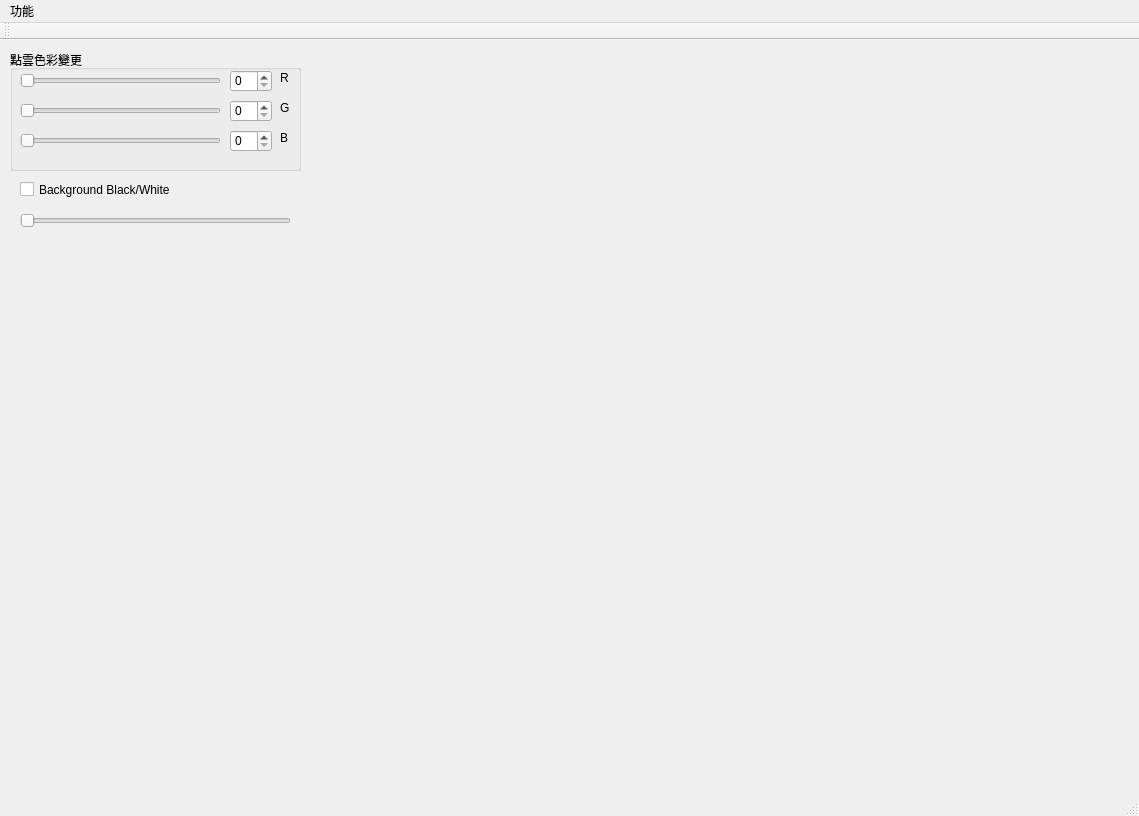
Qt form QtWidgetsApplication1/qtwidgetsapplication1.ui (STUST0318/Point-Cloud) before a commit.
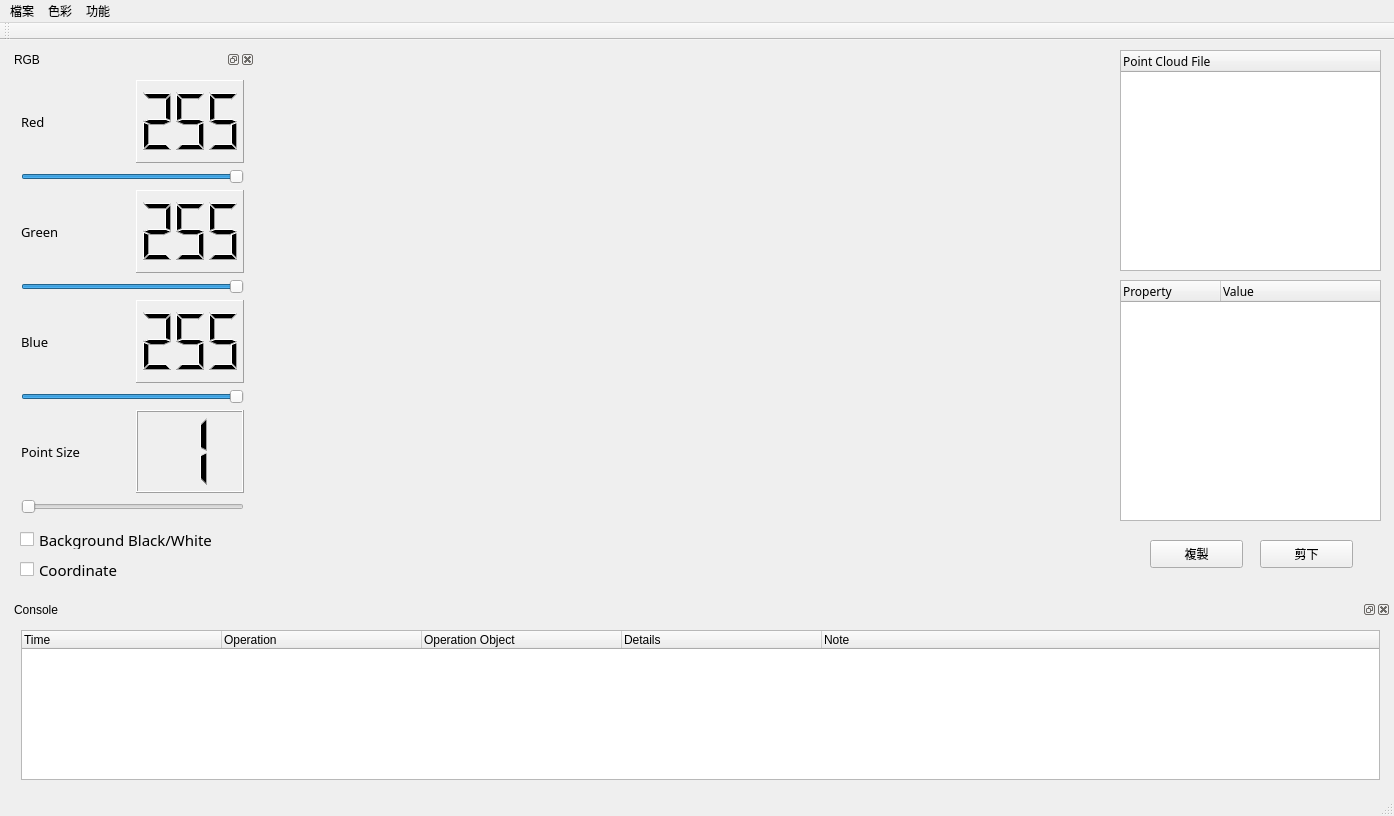
The same form after that commit. Custom widgets are drawn as their Qt base class.

Commit message: 新增檔案相關功能

The edit to the form file:
```diff
--- a/QtWidgetsApplication1/qtwidgetsapplication1.ui
+++ b/QtWidgetsApplication1/qtwidgetsapplication1.ui
@@ -6,7 +6,7 @@
    <rect>
     <x>0</x>
     <y>0</y>
-    <width>1139</width>
+    <width>1394</width>
     <height>816</height>
    </rect>
   </property>
@@ -17,164 +17,28 @@
    <widget class="QVTKWidget" name="qvtkWidget">
     <property name="geometry">
      <rect>
-      <x>310</x>
+      <x>260</x>
       <y>10</y>
-      <width>821</width>
+      <width>851</width>
       <height>541</height>
      </rect>
     </property>
    </widget>
-   <widget class="QGroupBox" name="groupBox">
-    <property name="geometry">
-     <rect>
-      <x>10</x>
-      <y>10</y>
-      <width>291</width>
-      <height>121</height>
-     </rect>
-    </property>
-    <property name="title">
-     <string>點雲色彩變更</string>
-    </property>
-    <widget class="QSlider" name="ColorSliderR">
-     <property name="geometry">
-      <rect>
-       <x>10</x>
-       <y>20</y>
-       <width>201</width>
-       <height>22</height>
-      </rect>
-     </property>
-     <property name="styleSheet">
-      <string notr="true"/>
-     </property>
-     <property name="maximum">
-      <number>255</number>
-     </property>
-     <property name="orientation">
-      <enum>Qt::Horizontal</enum>
-     </property>
-    </widget>
-    <widget class="QSpinBox" name="ColorspinBoxR">
-     <property name="geometry">
-      <rect>
-       <x>220</x>
-       <y>20</y>
-       <width>42</width>
-       <height>22</height>
-      </rect>
-     </property>
-     <property name="maximum">
-      <number>255</number>
-     </property>
-    </widget>
-    <widget class="QSlider" name="ColorSliderG">
-     <property name="geometry">
-      <rect>
-       <x>10</x>
-       <y>50</y>
-       <width>201</width>
-       <height>22</height>
-      </rect>
-     </property>
-     <property name="maximum">
-      <number>255</number>
-     </property>
-     <property name="orientation">
-      <enum>Qt::Horizontal</enum>
-     </property>
-    </widget>
-    <widget class="QSpinBox" name="ColorspinBoxG">
-     <property name="geometry">
-      <rect>
-       <x>220</x>
-       <y>50</y>
-       <width>42</width>
-       <height>22</height>
-      </rect>
-     </property>
-     <property name="maximum">
-      <number>255</number>
-     </property>
-    </widget>
-    <widget class="QSlider" name="ColorSliderB">
-     <property name="geometry">
-      <rect>
-       <x>10</x>
-       <y>80</y>
-       <width>201</width>
-       <height>22</height>
-      </rect>
-     </property>
-     <property name="maximum">
-      <number>255</number>
-     </property>
-     <property name="orientation">
-      <enum>Qt::Horizontal</enum>
-     </property>
-    </widget>
-    <widget class="QSpinBox" name="ColorspinBoxB">
-     <property name="geometry">
-      <rect>
-       <x>220</x>
-       <y>80</y>
-       <width>42</width>
-       <height>22</height>
-      </rect>
-     </property>
-     <property name="maximum">
-      <number>255</number>
-     </property>
-    </widget>
-    <widget class="QLabel" name="label">
-     <property name="geometry">
-      <rect>
-       <x>270</x>
-       <y>20</y>
-       <width>16</width>
-       <height>16</height>
-      </rect>
-     </property>
-     <property name="text">
-      <string>R</string>
-     </property>
-    </widget>
-    <widget class="QLabel" name="label_2">
-     <property name="geometry">
-      <rect>
-       <x>270</x>
-       <y>50</y>
-       <width>16</width>
-       <height>16</height>
-      </rect>
-     </property>
-     <property name="text">
-      <string>G</string>
-     </property>
-    </widget>
-    <widget class="QLabel" name="label_3">
-     <property name="geometry">
-      <rect>
-       <x>270</x>
-       <y>80</y>
-       <width>16</width>
-       <height>16</height>
-      </rect>
-     </property>
-     <property name="text">
-      <string>B</string>
-     </property>
-    </widget>
-   </widget>
    <widget class="QCheckBox" name="BackgroundChangeColor">
     <property name="geometry">
      <rect>
       <x>20</x>
-      <y>140</y>
-      <width>171</width>
+      <y>490</y>
+      <width>241</width>
       <height>19</height>
      </rect>
     </property>
+    <property name="font">
+     <font>
+      <family>微軟正黑體</family>
+      <pointsize>11</pointsize>
+     </font>
+    </property>
     <property name="text">
      <string>Background Black/White</string>
     </property>
@@ -182,43 +46,593 @@
      <bool>false</bool>
     </property>
    </widget>
-   <widget class="QSlider" name="SizeSlider">
+   <widget class="QDockWidget" name="RGBDock">
+    <property name="geometry">
+     <rect>
+      <x>10</x>
+      <y>10</y>
+      <width>245</width>
+      <height>475</height>
+     </rect>
+    </property>
+    <property name="minimumSize">
+     <size>
+      <width>245</width>
+      <height>400</height>
+     </size>
+    </property>
+    <property name="maximumSize">
+     <size>
+      <width>300</width>
+      <height>524287</height>
+     </size>
+    </property>
+    <property name="windowTitle">
+     <string>RGB</string>
+    </property>
+    <widget class="QWidget" name="dockWidgetContents_4">
+     <layout class="QVBoxLayout" name="verticalLayout_2">
+      <item>
+       <layout class="QVBoxLayout" name="verticalLayout">
+        <item>
+         <layout class="QHBoxLayout" name="horizontalLayout">
+          <item>
+           <widget class="QLabel" name="label_1">
+            <property name="sizePolicy">
+             <sizepolicy hsizetype="Expanding" vsizetype="Preferred">
+              <horstretch>0</horstretch>
+              <verstretch>0</verstretch>
+             </sizepolicy>
+            </property>
+            <property name="font">
+             <font>
+              <family>微软雅黑</family>
+              <pointsize>10</pointsize>
+             </font>
+            </property>
+            <property name="text">
+             <string>Red</string>
+            </property>
+           </widget>
+          </item>
+          <item>
+           <widget class="QLCDNumber" name="rLCD">
+            <property name="sizePolicy">
+             <sizepolicy hsizetype="Expanding" vsizetype="Minimum">
+              <horstretch>0</horstretch>
+              <verstretch>0</verstretch>
+             </sizepolicy>
+            </property>
+            <property name="autoFillBackground">
+             <bool>false</bool>
+            </property>
+            <property name="inputMethodHints">
+             <set>Qt::ImhNone</set>
+            </property>
+            <property name="frameShape">
+             <enum>QFrame::Panel</enum>
+            </property>
+            <property name="frameShadow">
+             <enum>QFrame::Raised</enum>
+            </property>
+            <property name="lineWidth">
+             <number>1</number>
+            </property>
+            <property name="smallDecimalPoint">
+             <bool>false</bool>
+            </property>
+            <property name="digitCount">
+             <number>3</number>
+            </property>
+            <property name="mode">
+             <enum>QLCDNumber::Dec</enum>
+            </property>
+            <property name="value" stdset="0">
+             <double>255.000000000000000</double>
+            </property>
+            <property name="intValue" stdset="0">
+             <number>255</number>
+            </property>
+           </widget>
+          </item>
+         </layout>
+        </item>
+        <item>
+         <widget class="QSlider" name="rSlider">
+          <property name="sizePolicy">
+           <sizepolicy hsizetype="Expanding" vsizetype="Fixed">
+            <horstretch>0</horstretch>
+            <verstretch>0</verstretch>
+           </sizepolicy>
+          </property>
+          <property name="minimumSize">
+           <size>
+            <width>132</width>
+            <height>0</height>
+           </size>
+          </property>
+          <property name="maximum">
+           <number>255</number>
+          </property>
+          <property name="sliderPosition">
+           <number>255</number>
+          </property>
+          <property name="orientation">
+           <enum>Qt::Horizontal</enum>
+          </property>
+         </widget>
+        </item>
+        <item>
+         <layout class="QHBoxLayout" name="horizontalLayout_2">
+          <item>
+           <widget class="QLabel" name="label_4">
+            <property name="sizePolicy">
+             <sizepolicy hsizetype="Expanding" vsizetype="Preferred">
+              <horstretch>0</horstretch>
+              <verstretch>0</verstretch>
+             </sizepolicy>
+            </property>
+            <property name="font">
+             <font>
+              <family>微软雅黑</family>
+              <pointsize>10</pointsize>
+             </font>
+            </property>
+            <property name="text">
+             <string>Green</string>
+            </property>
+           </widget>
+          </item>
+          <item>
+           <widget class="QLCDNumber" name="gLCD">
+            <property name="sizePolicy">
+             <sizepolicy hsizetype="Expanding" vsizetype="Minimum">
+              <horstretch>0</horstretch>
+              <verstretch>0</verstretch>
+             </sizepolicy>
+            </property>
+            <property name="frameShape">
+             <enum>QFrame::Panel</enum>
+            </property>
+            <property name="digitCount">
+             <number>3</number>
+            </property>
+            <property name="intValue" stdset="0">
+             <number>255</number>
+            </property>
+           </widget>
+          </item>
+         </layout>
+        </item>
+        <item>
+         <widget class="QSlider" name="gSlider">
+          <property name="sizePolicy">
+           <sizepolicy hsizetype="Expanding" vsizetype="Fixed">
+            <horstretch>0</horstretch>
+            <verstretch>0</verstretch>
+           </sizepolicy>
+          </property>
+          <property name="minimumSize">
+           <size>
+            <width>132</width>
+            <height>0</height>
+           </size>
+          </property>
+          <property name="maximum">
+           <number>255</number>
+          </property>
+          <property name="sliderPosition">
+           <number>255</number>
+          </property>
+          <property name="orientation">
+           <enum>Qt::Horizontal</enum>
+          </property>
+         </widget>
+        </item>
+        <item>
+         <layout class="QHBoxLayout" name="horizontalLayout_3">
+          <item>
+           <widget class="QLabel" name="label_5">
+            <property name="sizePolicy">
+             <sizepolicy hsizetype="Expanding" vsizetype="Preferred">
+              <horstretch>0</horstretch>
+              <verstretch>0</verstretch>
+             </sizepolicy>
+            </property>
+            <property name="font">
+             <font>
+              <family>微软雅黑</family>
+              <pointsize>10</pointsize>
+             </font>
+            </property>
+            <property name="text">
+             <string>Blue</string>
+            </property>
+           </widget>
+          </item>
+          <item>
+           <widget class="QLCDNumber" name="bLCD">
+            <property name="sizePolicy">
+             <sizepolicy hsizetype="Expanding" vsizetype="Minimum">
+              <horstretch>0</horstretch>
+              <verstretch>0</verstretch>
+             </sizepolicy>
+            </property>
+            <property name="frameShape">
+             <enum>QFrame::Panel</enum>
+            </property>
+            <property name="digitCount">
+             <number>3</number>
+            </property>
+            <property name="intValue" stdset="0">
+             <number>255</number>
+            </property>
+           </widget>
+          </item>
+         </layout>
+        </item>
+        <item>
+         <widget class="QSlider" name="bSlider">
+          <property name="sizePolicy">
+           <sizepolicy hsizetype="Expanding" vsizetype="Fixed">
+            <horstretch>0</horstretch>
+            <verstretch>0</verstretch>
+           </sizepolicy>
+          </property>
+          <property name="minimumSize">
+           <size>
+            <width>132</width>
+            <height>0</height>
+           </size>
+          </property>
+          <property name="maximum">
+           <number>255</number>
+          </property>
+          <property name="sliderPosition">
+           <number>255</number>
+          </property>
+          <property name="orientation">
+           <enum>Qt::Horizontal</enum>
+          </property>
+         </widget>
+        </item>
+        <item>
+         <layout class="QHBoxLayout" name="horizontalLayout_4">
+          <item>
+           <widget class="QLabel" name="label_6">
+            <property name="sizePolicy">
+             <sizepolicy hsizetype="Expanding" vsizetype="Preferred">
+              <horstretch>0</horstretch>
+              <verstretch>0</verstretch>
+             </sizepolicy>
+            </property>
+            <property name="font">
+             <font>
+              <family>微软雅黑</family>
+              <pointsize>10</pointsize>
+             </font>
+            </property>
+            <property name="text">
+             <string>Point Size</string>
+            </property>
+           </widget>
+          </item>
+          <item>
+           <widget class="QLCDNumber" name="sizeLCD">
+            <property name="sizePolicy">
+             <sizepolicy hsizetype="Expanding" vsizetype="Minimum">
+              <horstretch>0</horstretch>
+              <verstretch>0</verstretch>
+             </sizepolicy>
+            </property>
+            <property name="digitCount">
+             <number>1</number>
+            </property>
+            <property name="segmentStyle">
+             <enum>QLCDNumber::Filled</enum>
+            </property>
+            <property name="intValue" stdset="0">
+             <number>1</number>
+            </property>
+           </widget>
+          </item>
+         </layout>
+        </item>
+        <item>
+         <widget class="QSlider" name="SizeSlider">
+          <property name="sizePolicy">
+           <sizepolicy hsizetype="Expanding" vsizetype="Fixed">
+            <horstretch>0</horstretch>
+            <verstretch>0</verstretch>
+           </sizepolicy>
+          </property>
+          <property name="minimumSize">
+           <size>
+            <width>132</width>
+            <height>0</height>
+           </size>
+          </property>
+          <property name="minimum">
+           <number>1</number>
+          </property>
+          <property name="maximum">
+           <number>10</number>
+          </property>
+          <property name="sliderPosition">
+           <number>1</number>
+          </property>
+          <property name="orientation">
+           <enum>Qt::Horizontal</enum>
+          </property>
+         </widget>
+        </item>
+       </layout>
+      </item>
+     </layout>
+    </widget>
+   </widget>
+   <widget class="QCheckBox" name="CoordinateCheckBox">
     <property name="geometry">
      <rect>
       <x>20</x>
-      <y>170</y>
-      <width>271</width>
-      <height>22</height>
+      <y>520</y>
+      <width>171</width>
+      <height>19</height>
      </rect>
     </property>
-    <property name="minimum">
-     <number>1</number>
+    <property name="font">
+     <font>
+      <family>微軟正黑體</family>
+      <pointsize>11</pointsize>
+     </font>
     </property>
-    <property name="maximum">
-     <number>10</number>
+    <property name="text">
+     <string>Coordinate</string>
     </property>
-    <property name="orientation">
-     <enum>Qt::Horizontal</enum>
+    <property name="checked">
+     <bool>false</bool>
     </property>
    </widget>
+   <widget class="QTreeWidget" name="treeWidget">
+    <property name="geometry">
+     <rect>
+      <x>1120</x>
+      <y>10</y>
+      <width>261</width>
+      <height>221</height>
+     </rect>
+    </property>
+    <property name="font">
+     <font>
+      <family>微軟正黑體</family>
+     </font>
+    </property>
+    <column>
+     <property name="text">
+      <string>Point Cloud File</string>
+     </property>
+    </column>
+   </widget>
+   <widget class="QTableWidget" name="tableWidget">
+    <property name="geometry">
+     <rect>
+      <x>1120</x>
+      <y>240</y>
+      <width>261</width>
+      <height>241</height>
+     </rect>
+    </property>
+    <property name="minimumSize">
+     <size>
+      <width>0</width>
+      <height>180</height>
+     </size>
+    </property>
+    <property name="font">
+     <font>
+      <family>微軟正黑體</family>
+     </font>
+    </property>
+    <property name="editTriggers">
+     <set>QAbstractItemView::NoEditTriggers</set>
+    </property>
+    <property name="textElideMode">
+     <enum>Qt::ElideLeft</enum>
+    </property>
+    <property name="showGrid">
+     <bool>false</bool>
+    </property>
+    <property name="rowCount">
+     <number>4</number>
+    </property>
+    <attribute name="horizontalHeaderMinimumSectionSize">
+     <number>25</number>
+    </attribute>
+    <attribute name="horizontalHeaderStretchLastSection">
+     <bool>true</bool>
+    </attribute>
+    <attribute name="verticalHeaderVisible">
+     <bool>false</bool>
+    </attribute>
+    <row/>
+    <row/>
+    <row/>
+    <row/>
+    <column>
+     <property name="text">
+      <string>Property</string>
+     </property>
+     <property name="textAlignment">
+      <set>AlignLeading|AlignVCenter</set>
+     </property>
+    </column>
+    <column>
+     <property name="text">
+      <string>Value</string>
+     </property>
+     <property name="textAlignment">
+      <set>AlignLeading|AlignVCenter</set>
+     </property>
+    </column>
+   </widget>
+   <widget class="QPushButton" name="reserveButton">
+    <property name="geometry">
+     <rect>
+      <x>1150</x>
+      <y>500</y>
+      <width>93</width>
+      <height>28</height>
+     </rect>
+    </property>
+    <property name="text">
+     <string>複製</string>
+    </property>
+   </widget>
+   <widget class="QPushButton" name="deleteButton">
+    <property name="geometry">
+     <rect>
+      <x>1260</x>
+      <y>500</y>
+      <width>93</width>
+      <height>28</height>
+     </rect>
+    </property>
+    <property name="text">
+     <string>剪下</string>
+    </property>
+   </widget>
+   <widget class="QDockWidget" name="consoleDock">
+    <property name="geometry">
+     <rect>
+      <x>10</x>
+      <y>560</y>
+      <width>1381</width>
+      <height>191</height>
+     </rect>
+    </property>
+    <property name="minimumSize">
+     <size>
+      <width>200</width>
+      <height>140</height>
+     </size>
+    </property>
+    <property name="maximumSize">
+     <size>
+      <width>524287</width>
+      <height>220</height>
+     </size>
+    </property>
+    <property name="windowTitle">
+     <string>Console</string>
+    </property>
+    <widget class="QWidget" name="dockWidgetContents_8">
+     <layout class="QVBoxLayout" name="verticalLayout_6">
+      <item>
+       <widget class="QTableWidget" name="consoleTable">
+        <property name="showGrid">
+         <bool>false</bool>
+        </property>
+        <property name="gridStyle">
+         <enum>Qt::SolidLine</enum>
+        </property>
+        <property name="rowCount">
+         <number>0</number>
+        </property>
+        <property name="columnCount">
+         <number>5</number>
+        </property>
+        <attribute name="horizontalHeaderVisible">
+         <bool>true</bool>
+        </attribute>
+        <attribute name="horizontalHeaderDefaultSectionSize">
+         <number>200</number>
+        </attribute>
+        <attribute name="horizontalHeaderStretchLastSection">
+         <bool>true</bool>
+        </attribute>
+        <attribute name="verticalHeaderVisible">
+         <bool>false</bool>
+        </attribute>
+        <column>
+         <property name="text">
+          <string>Time</string>
+         </property>
+         <property name="textAlignment">
+          <set>AlignLeading|AlignVCenter</set>
+         </property>
+        </column>
+        <column>
+         <property name="text">
+          <string>Operation</string>
+         </property>
+         <property name="textAlignment">
+          <set>AlignLeading|AlignVCenter</set>
+         </property>
+        </column>
+        <column>
+         <property name="text">
+          <string>Operation Object</string>
+         </property>
+         <property name="textAlignment">
+          <set>AlignLeading|AlignVCenter</set>
+         </property>
+        </column>
+        <column>
+         <property name="text">
+          <string>Details</string>
+         </property>
+         <property name="textAlignment">
+          <set>AlignLeading|AlignVCenter</set>
+         </property>
+        </column>
+        <column>
+         <property name="text">
+          <string>Note</string>
+         </property>
+         <property name="textAlignment">
+          <set>AlignLeading|AlignVCenter</set>
+         </property>
+        </column>
+       </widget>
+      </item>
+     </layout>
+    </widget>
+   </widget>
   </widget>
   <widget class="QMenuBar" name="menuBar">
    <property name="geometry">
     <rect>
      <x>0</x>
      <y>0</y>
-     <width>1139</width>
+     <width>1394</width>
      <height>25</height>
     </rect>
    </property>
    <widget class="QMenu" name="menu">
     <property name="title">
-     <string>功能</string>
+     <string>檔案</string>
     </property>
     <addaction name="openAction"/>
-    <addaction name="openActiontxt"/>
+    <addaction name="addAction"/>
+    <addaction name="clearAction"/>
+    <addaction name="saveAction"/>
+    <addaction name="exitAction"/>
+   </widget>
+   <widget class="QMenu" name="menu_2">
+    <property name="title">
+     <string>色彩</string>
+    </property>
+    <addaction name="PointColorAction"/>
+    <addaction name="BackgroundColorAction"/>
+   </widget>
+   <widget class="QMenu" name="menu_3">
+    <property name="title">
+     <string>功能</string>
+    </property>
    </widget>
    <addaction name="menu"/>
+   <addaction name="menu_2"/>
+   <addaction name="menu_3"/>
   </widget>
   <widget class="QStatusBar" name="statusBar"/>
   <widget class="QToolBar" name="mainToolBar">
```
Left out of the diff: 235 changed lines with no effect on the pictures. The commit also changes 3 other files.
